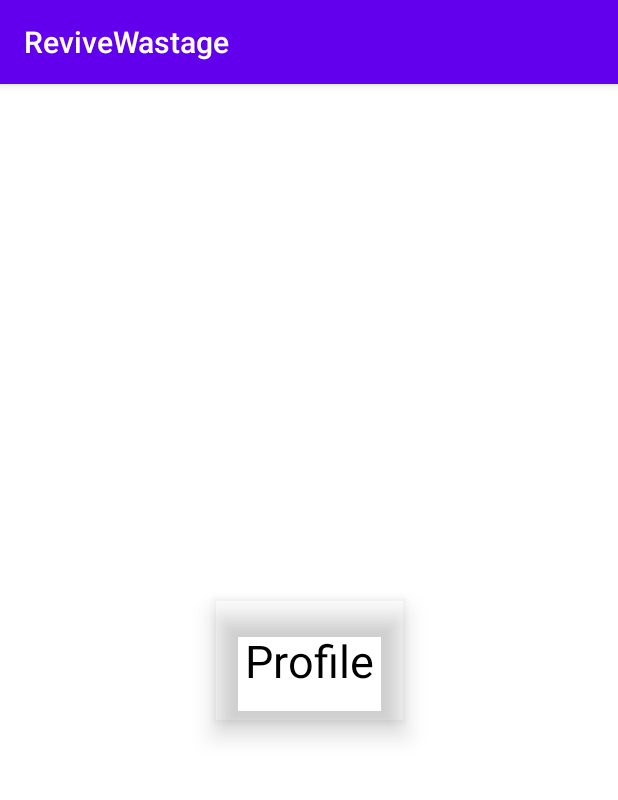
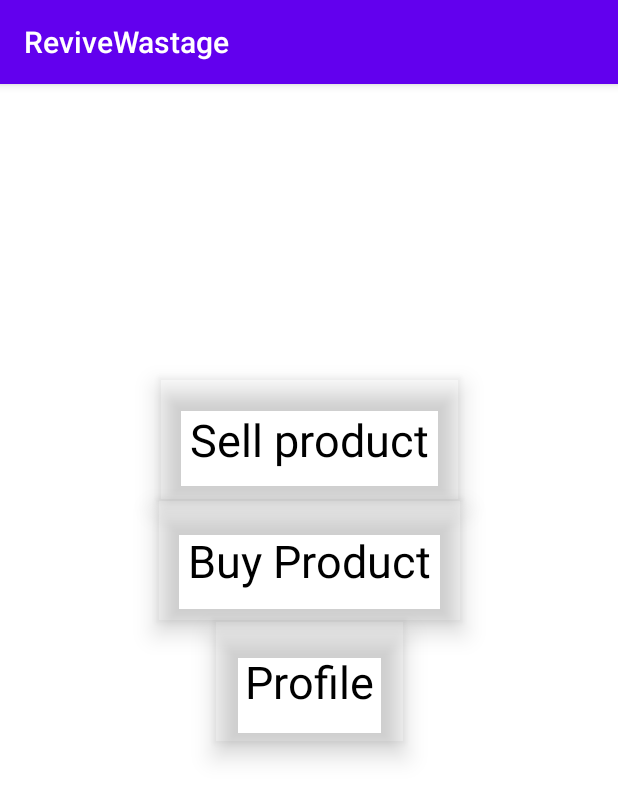
Before and after one commit to avijitacharjee/ReviveWastageApp, an Android app: the MainActivity screen opened directly, with no data from a screen before it, on a phone screen of 412 x 824 dp. Shown: the top 800 px of the screen. Run offline under Robolectric (Android 15) with nearby library versions, the phone set to English and light mode, and no system bars; our stand-ins replace Volley.

Commit message:
sell product

```diff
--- a/app/src/main/java/com/avijit/revivewastage/Login.java
+++ b/app/src/main/java/com/avijit/revivewastage/Login.java
@@ -23,6 +23,7 @@ import com.android.volley.toolbox.Volley;
 import com.avijit.revivewastage.model.User;
 import com.avijit.revivewastage.utils.AppUtils;
 import com.avijit.revivewastage.viewmodel.UserViewModel;
+import com.google.gson.Gson;
 
 import java.util.HashMap;
 import java.util.Map;
@@ -52,6 +53,7 @@ public class Login extends BaseActivity {
                 appUtils.dialog.dismiss();
                 if(response.isNetworkSuccessful()){
                     if(response.getMessage().equals("success")){
+                        getSharedPreferences("Revive",MODE_PRIVATE).edit().putString("user",new Gson().toJson(response)).commit();
                         startActivity(new Intent(getApplicationContext(),MainActivity.class));
                     }
                     else {
--- a/app/src/main/java/com/avijit/revivewastage/MainActivity.java
+++ b/app/src/main/java/com/avijit/revivewastage/MainActivity.java
@@ -22,18 +22,23 @@ import java.util.HashMap;
 import java.util.Map;
 
 public class MainActivity extends BaseActivity {
-    TextView profileButton;
+    TextView profileButton,sellProductButton,buyProductButton;
 
     @Override
     protected void onCreate(Bundle savedInstanceState) {
         super.onCreate(savedInstanceState);
         setContentView(R.layout.activity_main);
         profileButton = findViewById(R.id.profile_button);
-        profileButton.setOnClickListener(new View.OnClickListener() {
-            @Override
-            public void onClick(View v) {
-                startActivity(new Intent(getApplicationContext(),Profile.class));
-            }
+        sellProductButton = findViewById(R.id.sell_product);
+        buyProductButton = findViewById(R.id.buy_product);
+        profileButton.setOnClickListener(v -> {
+            startActivity(new Intent(getApplicationContext(),Profile.class));
+        });
+        buyProductButton.setOnClickListener(v->{
+
+        });
+        sellProductButton.setOnClickListener(v->{
+            startActivity(new Intent(getApplicationContext(),SellProduct.class));
         });
     }
 }
--- a/app/src/main/java/com/avijit/revivewastage/SignUp.java
+++ b/app/src/main/java/com/avijit/revivewastage/SignUp.java
@@ -59,7 +59,7 @@ public class SignUp extends BaseActivity {
                         new Response.ErrorListener() {
                             @Override
                             public void onErrorResponse(VolleyError error) {
-                                Toast.makeText(SignUp.this, "error", Toast.LENGTH_SHORT).show();
+                                Toast.makeText(SignUp.this, error.toString(), Toast.LENGTH_SHORT).show();
                             }
                         }){
                     @Override
--- a/app/src/main/res/layout/activity_main.xml
+++ b/app/src/main/res/layout/activity_main.xml
@@ -7,6 +7,37 @@
     android:layout_height="match_parent"
     android:background="#FFF"
     tools:context=".MainActivity">
+
+    <TextView
+        android:id="@+id/sell_product"
+        android:layout_width="wrap_content"
+        android:layout_height="wrap_content"
+        android:layout_marginBottom="32dp"
+        android:elevation="10dp"
+        android:outlineProvider="bounds"
+        android:padding="20dp"
+        android:text="Sell product"
+        android:textColor="#000"
+        android:textSize="30sp"
+        app:layout_constraintVertical_bias=".3"
+        app:layout_constraintBottom_toBottomOf="parent"
+        app:layout_constraintEnd_toEndOf="parent"
+        app:layout_constraintStart_toStartOf="parent"
+        app:layout_constraintTop_toTopOf="parent" />
+    <TextView
+        android:text="Buy Product"
+        android:textColor="#000"
+        android:textSize="30sp"
+        android:id="@+id/buy_product"
+        android:elevation="10dp"
+        android:padding="20dp"
+        android:outlineProvider="bounds"
+        android:layout_width="wrap_content"
+        android:layout_height="wrap_content"
+        app:layout_constraintTop_toBottomOf="@id/sell_product"
+        app:layout_constraintStart_toStartOf="parent"
+        app:layout_constraintEnd_toEndOf="parent"
+        />
     <TextView
         android:text="Profile"
         android:textColor="#000"
@@ -17,9 +48,8 @@
         android:outlineProvider="bounds"
         android:layout_width="wrap_content"
         android:layout_height="wrap_content"
-        app:layout_constraintTop_toTopOf="parent"
+        app:layout_constraintTop_toBottomOf="@id/buy_product"
         app:layout_constraintStart_toStartOf="parent"
-        app:layout_constraintEnd_toEndOf="parent"
-        app:layout_constraintBottom_toBottomOf="parent"/>
+        app:layout_constraintEnd_toEndOf="parent"/>
 
 </androidx.constraintlayout.widget.ConstraintLayout>
--- a/app/src/main/res/values/colors.xml
+++ b/app/src/main/res/values/colors.xml
@@ -3,4 +3,8 @@
     <color name="colorPrimary">#6200EE</color>
     <color name="colorPrimaryDark">#3700B3</color>
     <color name="colorAccent">#03DAC5</color>
+    <color name="white_1">#FFFFFF</color>
+    <color name="black_1">#000000</color>
+    <color name="white">#FFFFFF</color>
+    <color name="black">#000000</color>
 </resources>
```
Also changed, not shown: app/src/main/AndroidManifest.xml (+6 -4 lines), app/src/main/java/com/avijit/revivewastage/SellProduct.java (added, +77 -0 lines), app/src/main/java/com/avijit/revivewastage/repository/UserRepository.java (+0 -14 lines), app/src/main/res/layout/activity_sell_product.xml (added, +176 -0 lines).
